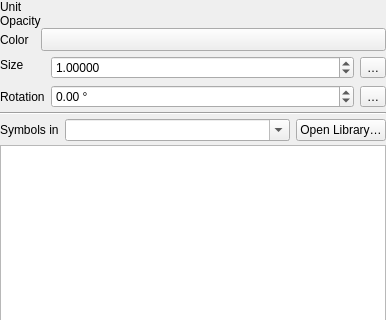
Qt form src/ui/symbollayer/widget_symbolslist.ui (carsmie/QGIS) before a commit; both pictures show x 0 to 386 and y 0 to 320 of the 386 by 619 pixel window.
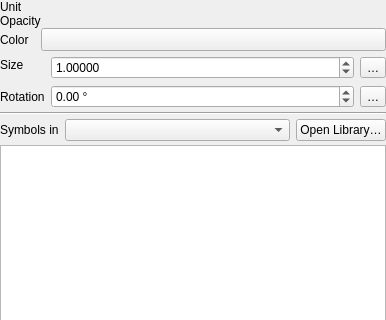
The same form after that commit. Custom widgets are drawn as their Qt base class.

Commit message:
[ux] Make tag combobox in symbol selector non-editable
There doesn't seem to be any reason to support edits here!

```diff
--- a/src/ui/symbollayer/widget_symbolslist.ui
+++ b/src/ui/symbollayer/widget_symbolslist.ui
@@ -100,7 +100,7 @@
         </size>
        </property>
        <property name="editable">
-        <bool>true</bool>
+        <bool>false</bool>
        </property>
       </widget>
      </item>
```
